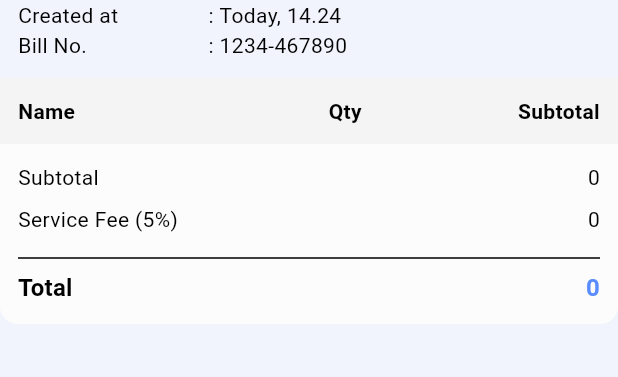
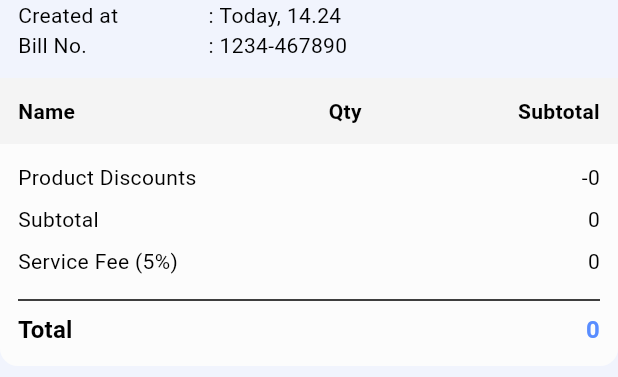
Before and after one commit to robbyobet7/flutterVercel, a Flutter app: the Bill widget shown alone on an empty page, opened directly, on a phone screen of 412 x 824 dp. Shown: the top 377 px of the screen. Run offline on Flutter 3.47's test engine with Material 3 defaults, Android fonts, the phone set to English and light mode, and no system bars; our stand-ins replace flutter_riverpod, flutter_svg, go_router, shared_preferences; accounts and stored records are empty; network calls fail.

Commit message:
product discounts

```diff
--- a/lib/features/main_bill/presentations/widgets/bill.dart
+++ b/lib/features/main_bill/presentations/widgets/bill.dart
@@ -28,6 +28,7 @@ class Bill extends ConsumerWidget {
     final roundingAmount =
         roundUpToThousand(totalBeforeRounding) - totalBeforeRounding;
     final total = totalBeforeRounding + roundingAmount;
+    final totalDiscount = cart.totalProductDiscount;
 
     return Expanded(
       child: SingleChildScrollView(
@@ -342,6 +343,26 @@ class Bill extends ConsumerWidget {
                     padding: const EdgeInsets.all(12),
                     child: Column(
                       children: [
+                        // Discounts row
+                        Padding(
+                          padding: const EdgeInsets.only(bottom: 8),
+                          child: Row(
+                            children: [
+                              Expanded(
+                                child: Text(
+                                  'Product Discounts',
+                                  style: theme.textTheme.bodyMedium,
+                                ),
+                              ),
+                              Text(
+                                "-${currencyFormatter.format(totalDiscount)}",
+                                style: theme.textTheme.bodyMedium,
+                                textAlign: TextAlign.right,
+                              ),
+                            ],
+                          ),
+                        ),
+
                         // Subtotal row
                         Padding(
                           padding: const EdgeInsets.only(bottom: 8),
```
Also changed, not shown: lib/core/providers/cart_provider.dart (+23 -1 lines), lib/features/home/presentation/pages/home_page.dart (+0 -38 lines).
